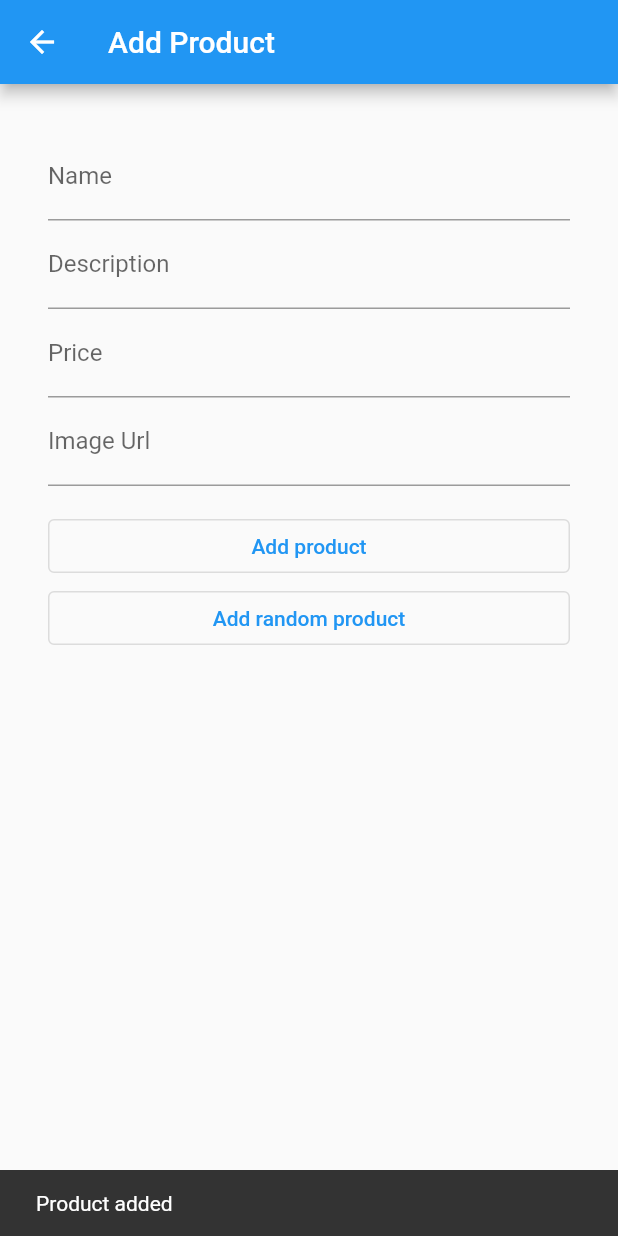
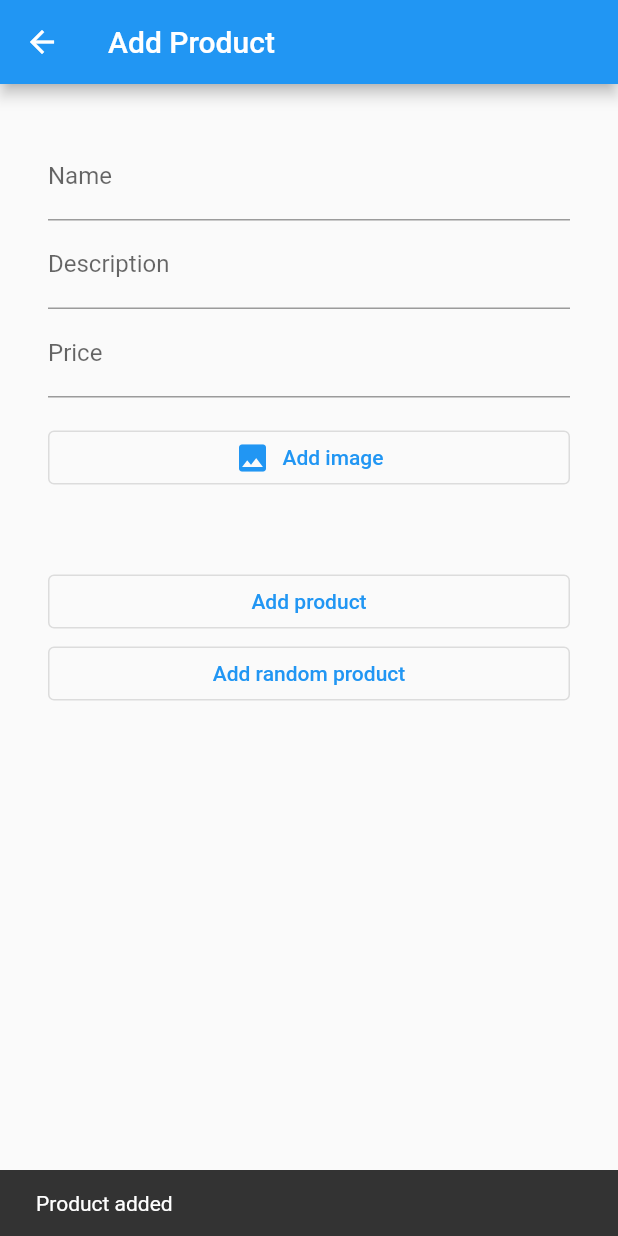
Before and after one commit to pablobazan/FlutterFirebase, a Flutter app: the AddProductPage screen opened directly, after a tap on "Add random product", on a phone screen of 412 x 824 dp. Run offline on Flutter 3.47's test engine with Material 2 defaults, Android fonts, the phone set to English and light mode, and no system bars; our stand-ins replace cloud_firestore, firebase_auth, firebase_core, firebase_storage, google_sign_in, image_picker; accounts and stored records are empty; network calls fail.

Commit message:
upload images and google auth

```diff
--- a/lib/presentation/products_page/add_product.dart
+++ b/lib/presentation/products_page/add_product.dart
@@ -1,10 +1,14 @@
+import 'dart:io';
 import 'dart:math';
+import 'dart:ui';
 
 import 'package:firebase_auth/firebase_auth.dart';
+import 'package:firebase_storage/firebase_storage.dart';
 import 'package:flutter/material.dart';
 import 'package:cloud_firestore/cloud_firestore.dart';
 import 'package:flutter_firebase/domain/entities/product.dart';
 import 'package:flutter_firebase/firebase/firebase_entities.dart';
+import 'package:image_picker/image_picker.dart';
 
 class AddProductPage extends StatefulWidget {
   const AddProductPage({super.key});
@@ -18,6 +22,10 @@ class _AddProductPageState extends State<AddProductPage> {
   late TextEditingController _descriptionProductController;
   late TextEditingController _priceProductController;
   late TextEditingController _imageUrlProductController;
+  bool _isLoading = false;
+  String? imagePath;
+  String? imageUrl;
+
   final productCollectionRef = FirebaseFirestore.instance
       .collection(FirebaseCollections.products)
       .withConverter<Product>(
@@ -40,7 +48,11 @@ class _AddProductPageState extends State<AddProductPage> {
       appBar: AppBar(
         title: const Text('Add Product'),
       ),
-      body: Padding(
+      body: Stack(
+        children: [
+          AbsorbPointer(
+            absorbing: _isLoading,
+            child: Padding(
               padding: const EdgeInsets.all(32.0),
               child: Column(
                 children: [
@@ -62,14 +74,21 @@ class _AddProductPageState extends State<AddProductPage> {
                       labelText: 'Price',
                     ),
                   ),
-            TextFormField(
-              controller: _imageUrlProductController,
-              decoration: const InputDecoration(
-                labelText: 'Image Url',
+                  const SizedBox(
+                    height: 16.0,
+                  ),
+                  SizedBox(
+                    width: double.infinity,
+                    child: OutlinedButton.icon(
+                      label: const Text('Add image'),
+                      icon: const Icon(Icons.image),
+                      onPressed: () {
+                        takePicture();
+                      },
                     ),
                   ),
                   const SizedBox(
-              height: 16.0,
+                    height: 48.0,
                   ),
                   SizedBox(
                     width: double.infinity,
@@ -95,7 +114,35 @@ class _AddProductPageState extends State<AddProductPage> {
                 ],
               ),
             ),
+          ),
+          Visibility(
+            visible: _isLoading,
+            child: BackdropFilter(
+              filter: ImageFilter.blur(sigmaX: 2.0, sigmaY: 2.0),
+              child: const SizedBox(
+                width: double.infinity,
+                height: double.infinity,
+                child: Center(
+                  child: CircularProgressIndicator(),
+                ),
+              ),
+            ),
+          ),
+        ],
+      ),
     );
+  }
+
+  Future<void> takePicture() async {
+    ImagePicker imagePicker = ImagePicker();
+    XFile? image = await imagePicker.pickImage(
+        source: ImageSource.camera,
+        imageQuality: 70,
+        maxWidth: 480,
+        maxHeight: 320);
+    if (image != null) {
+      imagePath = image.path;
+    }
   }
 
   void addRandomProduct() {
@@ -109,12 +156,18 @@ class _AddProductPageState extends State<AddProductPage> {
       {required String name,
       required String description,
       required String price}) async {
+    if (name.isEmpty || description.isEmpty || price.isEmpty) {
+      return;
+    }
+    setIsLoading(true);
+
+    await uploadImage();
     final productData = Product(
       userId: FirebaseAuth.instance.currentUser!.uid,
       name: name,
       description: description,
-      price: double.parse(price),
-      imageUrl: _imageUrlProductController.text,
+      price: double.tryParse(price) ?? 0.0,
+      imageUrl: imageUrl ?? '',
     );
     final result = await productCollectionRef.add(productData);
     if (result.id.isNotEmpty) {
@@ -123,6 +176,8 @@ class _AddProductPageState extends State<AddProductPage> {
       _priceProductController.clear();
       _imageUrlProductController.clear();
 
+      setIsLoading(false);
+
       if (!mounted) return;
       ScaffoldMessenger.of(context).showSnackBar(const SnackBar(
         content: Text('Product added'),
@@ -130,4 +185,21 @@ class _AddProductPageState extends State<AddProductPage> {
       ));
     }
   }
+
+  Future<void> uploadImage() async {
+    if (imagePath == null) return;
+
+    final imagesStorageRef = FirebaseStorage.instance.ref().child('images');
+    final uniqueName = DateTime.now().millisecondsSinceEpoch.toString();
+    final uploadTask = await imagesStorageRef
+        .child(uniqueName)
+        .putFile(File(imagePath!), SettableMetadata(contentType: 'image/jpeg'));
+    imageUrl = await uploadTask.ref.getDownloadURL();
   }
+
+  void setIsLoading(bool isLoading) {
+    setState(() {
+      _isLoading = isLoading;
+    });
+  }
+}
--- a/lib/presentation/register_page.dart
+++ b/lib/presentation/register_page.dart
@@ -80,7 +80,6 @@ class _RegisterPageState extends State<RegisterPage> {
         content: Text("Error: ${e.toString()}"),
         duration: const Duration(seconds: 5),
       ));
-      print(e);
     }
   }
 }
--- a/pubspec.yaml
+++ b/pubspec.yaml
@@ -38,6 +38,9 @@ dependencies:
   firebase_core: ^2.15.0
   firebase_auth: ^4.7.0
   cloud_firestore: ^4.8.3
+  firebase_storage: ^11.2.5
+  image_picker: ^1.0.1
+  google_sign_in: ^6.1.4
 
 dev_dependencies:
   flutter_test:
```
Also changed, not shown: lib/main.dart (+10 -2 lines), lib/presentation/login_page.dart (+26 -1 lines), lib/presentation/products_page/product_list_realtime.dart (+7 -0 lines), pubspec.lock, 5 other files. Lines whose indentation alone changed are shown as unchanged.
